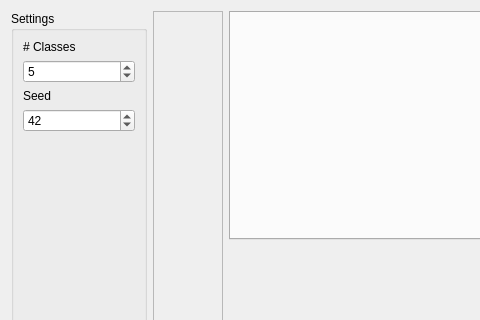
pbertoni89/piggy-bank, file piggy_bank/ui/classes.ui: the form before one commit; both pictures show x 0 to 480 and y 0 to 320 of the 917 by 479 pixel window.
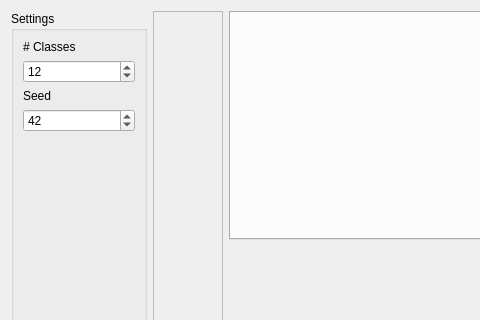
The form after the commit.

Diff of the .ui file:
```diff
--- a/piggy_bank/ui/classes.ui
+++ b/piggy_bank/ui/classes.ui
@@ -32,7 +32,7 @@
         <item>
          <widget class="QSpinBox" name="qsb_settings_classes_num">
           <property name="value">
-           <number>5</number>
+           <number>12</number>
           </property>
          </widget>
         </item>
```
